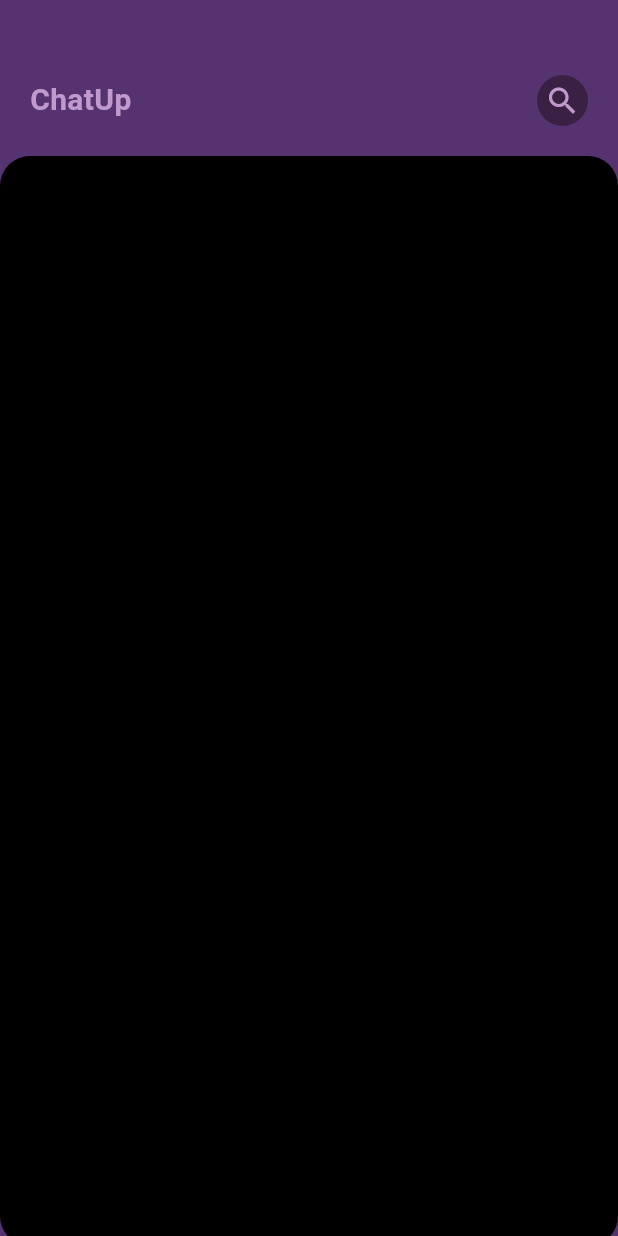
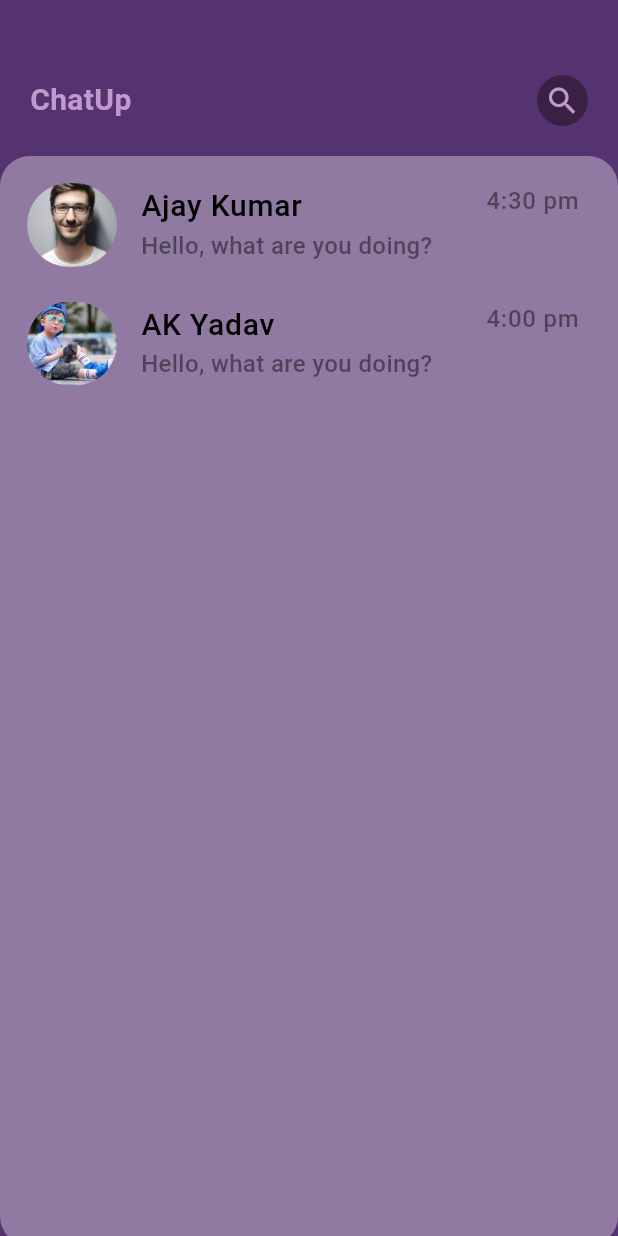
Before and after one commit to Ajaykumaryadav-Aj/chat_x, a Flutter app: the screen it shows after launch, on a phone screen of 412 x 824 dp. Run offline on Flutter 3.47's test engine with Material 3 defaults, Android fonts, the phone set to English and light mode, and no system bars.

Commit message:
few updates

```diff
--- a/lib/screens/home.dart
+++ b/lib/screens/home.dart
@@ -41,10 +41,83 @@ class _HomeScreenState extends State<HomeScreen> {
               ),
             ),
             Container(
+              padding: EdgeInsets.symmetric(vertical: 10, horizontal: 2),
               width: MediaQuery.of(context).size.width,
               height: MediaQuery.of(context).size.height / 1.134,
               decoration: BoxDecoration(
-                  color: Colors.black, borderRadius: BorderRadius.circular(20)),
+                  color: const Color.fromARGB(89, 255, 255, 255),
+                  borderRadius: BorderRadius.circular(20)),
+              child: Column(
+                children: [
+                  ListTile(
+                    titleAlignment: ListTileTitleAlignment.top,
+                    leading: ClipRRect(
+                      borderRadius: BorderRadius.circular(40),
+                      child: Image.asset(
+                        "assets/profile.jpeg",
+                        height: 60,
+                        width: 60,
+                        fit: BoxFit.cover,
+                      ),
+                    ),
+                    title: Text(
+                      "Ajay Kumar",
+                      style: TextStyle(
+                          fontWeight: FontWeight.w500,
+                          color: Colors.black,
+                          fontSize: 20),
+                    ),
+                    subtitle: Text(
+                      "Hello, what are you doing?",
+                      style: TextStyle(
+                          fontWeight: FontWeight.w500,
+                          color: Colors.black45,
+                          fontSize: 16),
+                    ),
+                    trailing: Text(
+                      "4:30 pm",
+                      style: TextStyle(
+                          fontWeight: FontWeight.w500,
+                          color: Colors.black45,
+                          fontSize: 16),
+                    ),
+                  ),
+                  SizedBox(height: 10),
+                  ListTile(
+                    titleAlignment: ListTileTitleAlignment.top,
+                    leading: ClipRRect(
+                      borderRadius: BorderRadius.circular(40),
+                      child: Image.asset(
+                        "assets/aj2.jpg",
+                        height: 60,
+                        width: 60,
+                        fit: BoxFit.cover,
+                      ),
+                    ),
+                    title: Text(
+                      "AK Yadav",
+                      style: TextStyle(
+                          fontWeight: FontWeight.w500,
+                          color: Colors.black,
+                          fontSize: 20),
+                    ),
+                    subtitle: Text(
+                      "Hello, what are you doing?",
+                      style: TextStyle(
+                          fontWeight: FontWeight.w500,
+                          color: Colors.black45,
+                          fontSize: 16),
+                    ),
+                    trailing: Text(
+                      "4:00 pm",
+                      style: TextStyle(
+                          fontWeight: FontWeight.w500,
+                          color: Colors.black45,
+                          fontSize: 16),
+                    ),
+                  ),
+                ],
+              ),
             )
           ],
         ),
--- a/pubspec.yaml
+++ b/pubspec.yaml
@@ -59,8 +59,8 @@ flutter:
   uses-material-design: true
 
   # To add assets to your application, add an assets section, like this:
-  # assets:
-  #   - images/a_dot_burr.jpeg
+  assets:
+     - assets/
   #   - images/a_dot_ham.jpeg
 
   # An image asset can refer to one or more resolution-specific "variants", see
```
Also changed, not shown: assets/aj2.jpg (added), assets/profile tonny.jpeg (added), assets/profile.jpeg (added).
